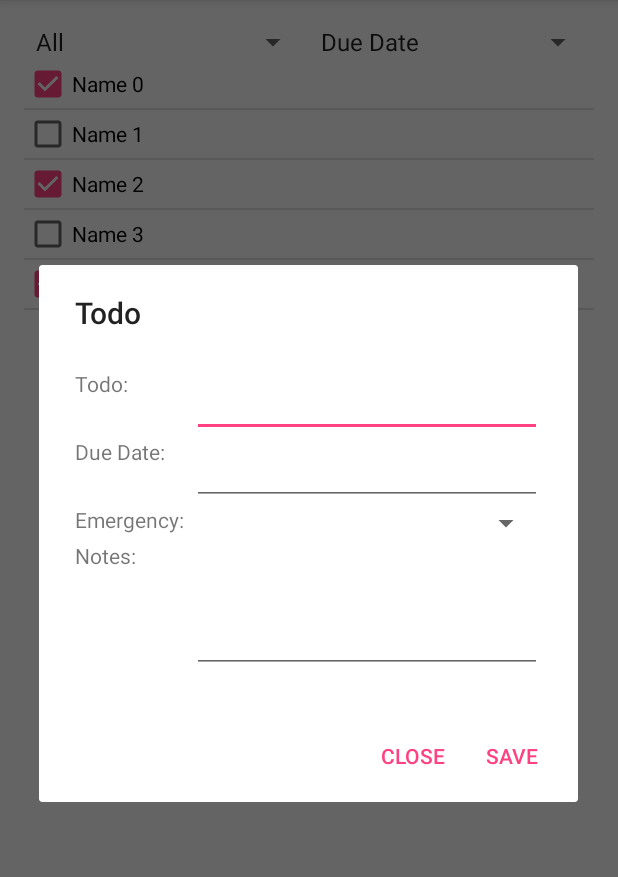
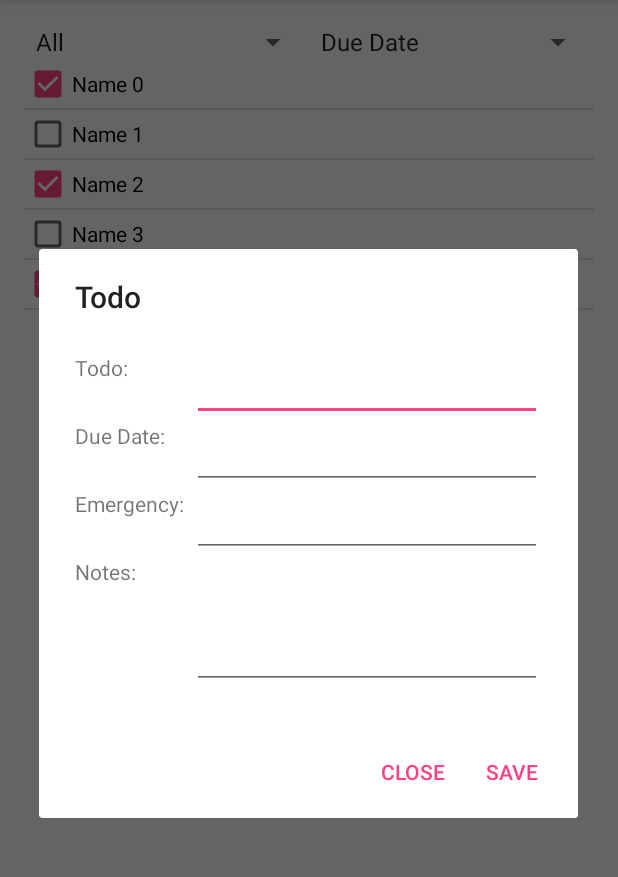
Before and after one commit to MrcRs/cs442-todo-list, an Android app: the screen it shows after launch (MainActivity), after a tap on "Add", on a phone screen of 412 x 824 dp, the part 84-961 px from its top. Run offline under Robolectric (Android 15) with nearby library versions, the phone set to English and light mode, and no system bars.

Commit message:
continue add Todo (not finished)

```diff
--- a/TodoList/app/src/main/java/com/example/tungd/todolist/MainActivity.java
+++ b/TodoList/app/src/main/java/com/example/tungd/todolist/MainActivity.java
@@ -80,10 +80,23 @@ public class MainActivity extends AppCompatActivity implements AdapterView.OnIte
         switch (item.getItemId()) {
             case R.id.add_button:
                 DialogFragment dialogFragment = new TodoDialog();
+
+                Bundle bundle = createBundle(" ", " ", 10, " ", false);
+                dialogFragment.setArguments(bundle);
                 dialogFragment.show(getSupportFragmentManager(), "Todo");
                 return true;
         }
         return super.onOptionsItemSelected(item);
+    }
+
+    private Bundle createBundle(String todoName, String todoDueDate, int todoEmergency, String todoNotes, boolean todoIsCompleted) {
+        Bundle bundle = new Bundle();
+        bundle.putString("todo_name", todoName);
+        bundle.putString("todo_due_date", todoDueDate);
+        bundle.putInt("todo_emergency", todoEmergency);
+        bundle.putString("todo_notes", todoNotes);
+        bundle.putBoolean("todo_is_completed", todoIsCompleted);
+        return bundle;
     }
 
     @Override
@@ -103,7 +116,12 @@ public class MainActivity extends AppCompatActivity implements AdapterView.OnIte
     }
 
     @Override
-    public void onDialogPositiveClick(DialogFragment dialogFragment) {
+    public void onDialogPositiveClick(DialogFragment dialogFragment, boolean isCreated) {
+
+    }
+
+    @Override
+    public void onDialogNegativeClick(DialogFragment dialogFragment, boolean isCreated) {
 
     }
 }
--- a/TodoList/app/src/main/java/com/example/tungd/todolist/TodoDialog.java
+++ b/TodoList/app/src/main/java/com/example/tungd/todolist/TodoDialog.java
@@ -9,6 +9,7 @@ import android.support.annotation.NonNull;
 import android.support.v4.app.DialogFragment;
 import android.support.v7.app.AlertDialog;
 import android.view.LayoutInflater;
+import android.view.View;
 import android.widget.CheckBox;
 import android.widget.EditText;
 import android.widget.Spinner;
@@ -20,9 +21,12 @@ import android.widget.Spinner;
 public class TodoDialog extends DialogFragment {
     private EditText todoName, todoDueDate, todoNotes, todoEmergency;
     private CheckBox todoIsCompleted;
+    View dialogView;
 
     public interface TodoDialogListener {
-        public void onDialogPositiveClick(DialogFragment dialogFragment);
+        public void onDialogPositiveClick(DialogFragment dialogFragment, boolean isCreated);
+
+        public void onDialogNegativeClick(DialogFragment dialogFragment, boolean isCreated);
     }
 
     TodoDialogListener todoDialogListener;
@@ -42,27 +46,60 @@ public class TodoDialog extends DialogFragment {
     public Dialog onCreateDialog(Bundle savedInstanceState) {
         AlertDialog.Builder builder = new AlertDialog.Builder(getActivity());
         LayoutInflater inflater = getActivity().getLayoutInflater();
-        builder.setView(inflater.inflate(R.layout.create_todo_dialog, null));
+        dialogView = inflater.inflate(R.layout.create_todo_dialog, null);
+        builder.setView(dialogView);
+
+        initLayoutObject();
 
         Bundle bundle = getArguments();
+        String a = bundle.getString("todo_name");
         todoName.setText(bundle.getString("todo_name"));
         todoDueDate.setText(bundle.getString("todo_due_date"));
         todoEmergency.setText(bundle.getString("todo_emergency"));
         todoNotes.setText(bundle.getString("todo_notes"));
 
-        builder.setTitle("Todo")
-                .setPositiveButton("Save", new DialogInterface.OnClickListener() {
-                    @Override
-                    public void onClick(DialogInterface dialog, int which) {
-                        todoDialogListener.onDialogPositiveClick(TodoDialog.this);
-                    }
-                })
-                .setNegativeButton("Close", new DialogInterface.OnClickListener() {
-                    @Override
-                    public void onClick(DialogInterface dialog, int which) {
+        builder.setTitle("Todo");
+        if (bundle.getBoolean("isCreated")) {
+            builder.setPositiveButton("Save", new DialogInterface.OnClickListener() {
+                @Override
+                public void onClick(DialogInterface dialog, int which) {
+                    todoDialogListener.onDialogPositiveClick(TodoDialog.this, true);
 
-                    }
-                });
+                }
+            });
+
+            builder.setNegativeButton("Close", new DialogInterface.OnClickListener() {
+                @Override
+                public void onClick(DialogInterface dialog, int which) {
+                    todoDialogListener.onDialogNegativeClick(TodoDialog.this, true);
+
+                }
+            });
+        } else {
+            builder.setPositiveButton("Save", new DialogInterface.OnClickListener() {
+                @Override
+                public void onClick(DialogInterface dialog, int which) {
+                    todoDialogListener.onDialogPositiveClick(TodoDialog.this, false);
+
+                }
+            });
+
+            builder.setNegativeButton("Close", new DialogInterface.OnClickListener() {
+                @Override
+                public void onClick(DialogInterface dialog, int which) {
+                    todoDialogListener.onDialogNegativeClick(TodoDialog.this, false);
+
+                }
+            });
+        }
         return builder.create();
     }
+
+    private void initLayoutObject() {
+
+        todoName = (EditText) dialogView.findViewById(R.id.todo_name);
+        todoDueDate = (EditText) dialogView.findViewById(R.id.todo_due_date);
+        todoEmergency = (EditText) dialogView.findViewById(R.id.todo_emergency);
+        todoNotes = (EditText) dialogView.findViewById(R.id.todo_notes);
+    }
 }
--- a/TodoList/app/src/main/res/layout/create_todo_dialog.xml
+++ b/TodoList/app/src/main/res/layout/create_todo_dialog.xml
@@ -58,11 +58,14 @@
             android:layout_weight="3"
             android:text="Emergency:" />
 
-        <Spinner
+        <EditText
             android:id="@+id/todo_emergency"
             android:layout_width="match_parent"
             android:layout_height="match_parent"
-            android:layout_weight="1" />
+            android:layout_weight="1"
+            android:ems="10"
+            android:inputType="numberDecimal" />
+
     </LinearLayout>
 
     <LinearLayout
```
